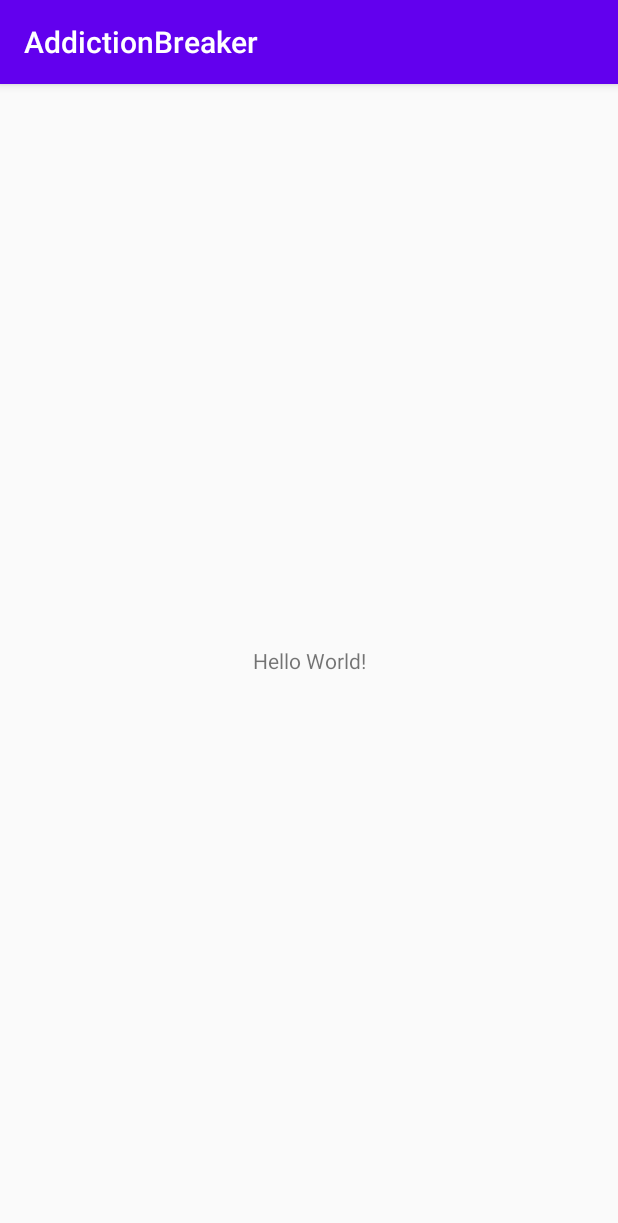
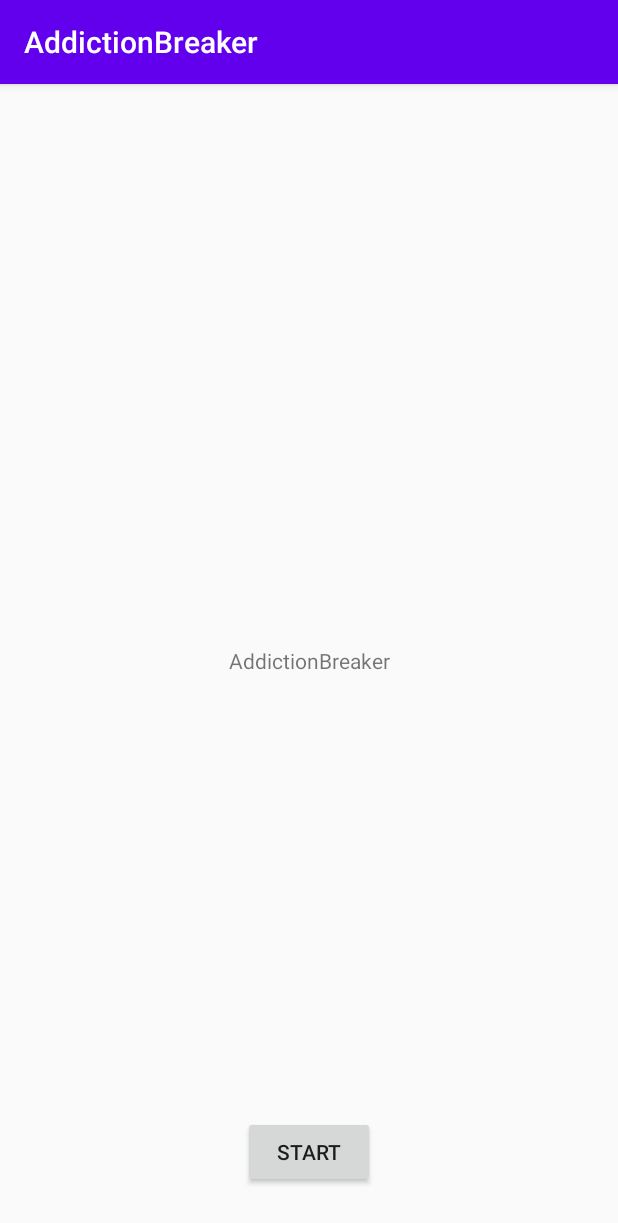
Before and after one commit to votb92/AddictionBreaker, an Android app: the screen it shows after launch (MainActivity), on a phone screen of 412 x 824 dp. Shown: the top 1223 px of the screen. Run offline under Robolectric (Android 15) with nearby library versions, the phone set to English and light mode, and no system bars.

Commit message:
Add start button

```diff
--- a/AddictionBreaker/app/src/main/AndroidManifest.xml
+++ b/AddictionBreaker/app/src/main/AndroidManifest.xml
@@ -9,6 +9,7 @@
         android:roundIcon="@mipmap/ic_launcher_round"
         android:supportsRtl="true"
         android:theme="@style/AppTheme">
+        <activity android:name=".MainPage"></activity>
         <activity android:name=".MainActivity">
             <intent-filter>
                 <action android:name="android.intent.action.MAIN" />
--- a/AddictionBreaker/app/src/main/java/com/example/addictionbreaker/MainActivity.java
+++ b/AddictionBreaker/app/src/main/java/com/example/addictionbreaker/MainActivity.java
@@ -2,7 +2,10 @@ package com.example.addictionbreaker;
 
 import androidx.appcompat.app.AppCompatActivity;
 
+import android.content.Intent;
 import android.os.Bundle;
+import android.view.View;
+import android.widget.Button;
 
 public class MainActivity extends AppCompatActivity {
 
@@ -10,5 +13,18 @@ public class MainActivity extends AppCompatActivity {
     protected void onCreate(Bundle savedInstanceState) {
         super.onCreate(savedInstanceState);
         setContentView(R.layout.activity_main);
+
+        Button startButton = findViewById(R.id.start_button);
+        startButton.setOnClickListener(new View.OnClickListener(){
+
+            @Override
+            public void onClick(View view) {
+                Intent intent = new Intent(MainActivity.this, MainPage.class);
+                startActivity(intent);
+            }
+
+        });
+
+
     }
 }
--- a/AddictionBreaker/app/src/main/res/layout/activity_main.xml
+++ b/AddictionBreaker/app/src/main/res/layout/activity_main.xml
@@ -7,12 +7,23 @@
     tools:context=".MainActivity">
 
     <TextView
+        android:id="@+id/textView"
         android:layout_width="wrap_content"
         android:layout_height="wrap_content"
-        android:text="Hello World!"
+        android:text="@string/app_name"
         app:layout_constraintBottom_toBottomOf="parent"
         app:layout_constraintLeft_toLeftOf="parent"
         app:layout_constraintRight_toRightOf="parent"
         app:layout_constraintTop_toTopOf="parent" />
 
+    <Button
+        android:id="@+id/start_button"
+        android:layout_width="wrap_content"
+        android:layout_height="wrap_content"
+        android:layout_marginBottom="32dp"
+        android:text="@string/start_button"
+        app:layout_constraintBottom_toBottomOf="parent"
+        app:layout_constraintEnd_toEndOf="parent"
+        app:layout_constraintStart_toStartOf="parent" />
+
 </androidx.constraintlayout.widget.ConstraintLayout>
--- a/AddictionBreaker/app/src/main/res/values/strings.xml
+++ b/AddictionBreaker/app/src/main/res/values/strings.xml
@@ -1,3 +1,4 @@
 <resources>
     <string name="app_name">AddictionBreaker</string>
+    <string name="start_button">Start</string>
 </resources>
```
Also changed, not shown: AddictionBreaker/app/src/main/java/com/example/addictionbreaker/MainPage.java (added, +16 -0 lines), AddictionBreaker/app/src/main/res/layout/activity_main_page.xml (added, +9 -0 lines).
